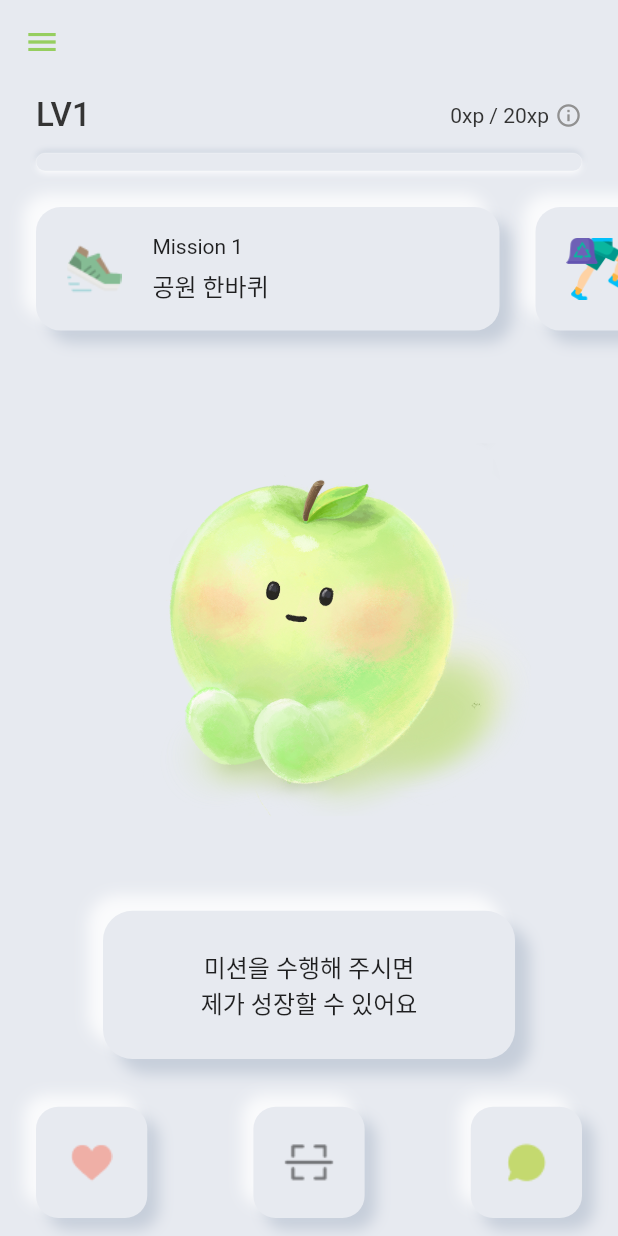
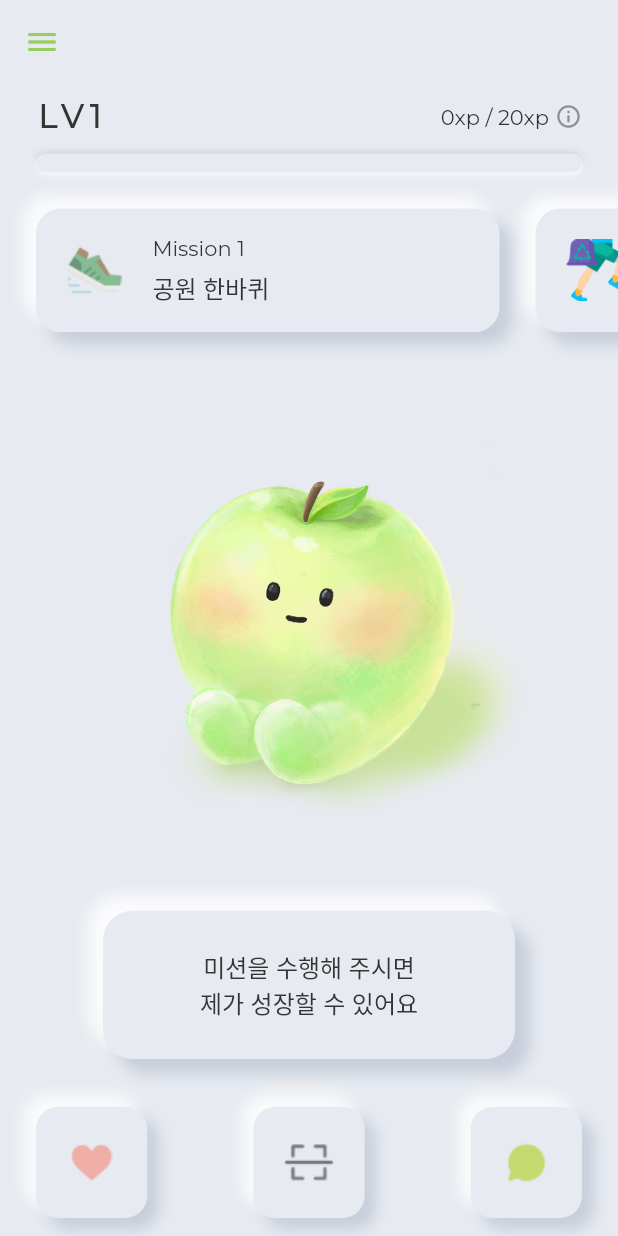
Before and after one commit to SWM-NiceGuy/SavingZoo-Client, a Flutter app: the MainScreen screen opened by its route, on a phone screen of 412 x 824 dp. Run offline on Flutter 3.47's test engine with Material 2 defaults, Android fonts, the phone set to English and light mode, and no system bars; our stand-ins replace firebase_auth, firebase_core, google_fonts, lottie, permission_handler, shared_preferences and 1 more; missing offline and left inert: jose, kakao_flutter_sdk, qr_code_scanner, word_break_text; accounts and stored records are empty.

```diff
--- a/lib/main.dart
+++ b/lib/main.dart
@@ -5,8 +5,10 @@ import 'package:amond/presentation/screens/main_screen.dart';
 import 'package:amond/presentation/screens/qr_scanner.dart';
 import 'package:amond/presentation/screens/splash_screen.dart';
 import 'package:amond/secrets/secret.dart';
+import 'package:amond/ui/colors.dart';
 import 'package:firebase_core/firebase_core.dart';
 import 'package:flutter/material.dart';
+import 'package:google_fonts/google_fonts.dart';
 import 'package:kakao_flutter_sdk/kakao_flutter_sdk_common.dart';
 import 'package:provider/provider.dart';
 
@@ -33,7 +35,10 @@ class MyApp extends StatelessWidget {
     final authController = context.read<AuthController>();
     return MaterialApp(
       title: 'Flutter Demo',
+      debugShowCheckedModeBanner: false,
       theme: ThemeData(
+        textTheme: GoogleFonts.montserratTextTheme(
+            Theme.of(context).textTheme.apply(bodyColor: blackColor)),
         primarySwatch: Colors.blue,
       ),
 
--- a/lib/presentation/screens/grow/components/comment_box.dart
+++ b/lib/presentation/screens/grow/components/comment_box.dart
@@ -22,7 +22,10 @@ class CommentBox extends StatelessWidget {
         child: Text(
           comment,
           textAlign: TextAlign.center,
-          style: const TextStyle(fontWeight: FontWeight.w500, fontSize: 16.0),
+          style: Theme.of(context)
+              .textTheme
+              .bodyText1
+              ?.copyWith(fontSize: 16.0, height: 1.5),
         ),
       ),
     );
--- a/lib/presentation/screens/grow/components/level_system.dart
+++ b/lib/presentation/screens/grow/components/level_system.dart
@@ -1,5 +1,4 @@
 import 'package:amond/presentation/screens/grow/components/exp_bar.dart';
-import 'package:amond/ui/colors.dart';
 import 'package:flutter/material.dart';
 
 import '../util/popup.dart';
@@ -44,11 +43,10 @@ class LevelSystem extends StatelessWidget {
                       : const SizedBox(),
                   Text(
                     'LV$level',
-                    style: const TextStyle(
-                      fontSize: 22.0,
-                      fontWeight: FontWeight.w500,
-                      color: blackColor,
-                    ),
+                    style: Theme.of(context)
+                        .textTheme
+                        .headline6
+                        ?.copyWith(fontSize: 22.0, letterSpacing: 3.0),
                   ),
                 ],
               ),
@@ -56,10 +54,7 @@ class LevelSystem extends StatelessWidget {
                 onTap: () => showExpGuidePopup(context),
                 child: Row(
                   children: [
-                    Text(
-                      '${currentExp}xp / ${maxExp}xp',
-                      style: const TextStyle(color: blackColor),
-                    ),
+                    Text('${currentExp}xp / ${maxExp}xp'),
                     const SizedBox(width: 4.0),
                     const Icon(
                       Icons.info_outline,
--- a/lib/presentation/screens/grow/components/mission_box.dart
+++ b/lib/presentation/screens/grow/components/mission_box.dart
@@ -40,9 +40,15 @@ class MissionBox extends StatelessWidget {
                   mainAxisAlignment: MainAxisAlignment.center,
                   crossAxisAlignment: CrossAxisAlignment.start,
                   children: [
-                    Text(title, style: TextStyle(fontSize: 14.0)),
+                    Text(title),
                     SizedBox(height: 6.0),
-                    Text(content, style: TextStyle(fontSize: 16.0))
+                    Text(
+                      content,
+                      style: Theme.of(context)
+                          .textTheme
+                          .bodyText1
+                          ?.copyWith(fontSize: 16.0),
+                    )
                   ],
                 ),
               ],
--- a/lib/presentation/screens/grow/grow_screen.dart
+++ b/lib/presentation/screens/grow/grow_screen.dart
@@ -30,6 +30,11 @@ class GrowScreen extends StatelessWidget {
     final commentBoxHeight = height * 0.12;
     final buttonHeight = height * 0.09;
 
+    final missionCompletePopupTextStyle = Theme.of(context)
+        .textTheme
+        .bodyText1
+        ?.copyWith(fontSize: 16.0, height: 1.5);
+
     void executeMissionComplete() {
       final completedMission = completedMissions.contains(2)
           ? 0
@@ -37,16 +42,16 @@ class GrowScreen extends StatelessWidget {
               ? 2
               : 1;
 
-      final title = completedMission == 1 ? 'Mission 1 성공' : 'Mission 2 성공';
+      final title = completedMission == 1 ? 'Mission 1 완수' : 'Mission 2 완수';
       final content = completedMission == 1
-          ? const WordBreakText(
+          ? WordBreakText(
               'Mission 2를 이어서 완수하시면 경험치를 획득하여 레벨업 하고 선구자 뱃지를 획득하실 수 있습니다!',
               style: missionCompletePopupTextStyle,
               wrapAlignment: WrapAlignment.center,
             )
           : Column(
               children: [
-                const Text('선구자', style: missionCompletePopupTextStyle),
+                Text('선구자', style: missionCompletePopupTextStyle),
                 const SizedBox(height: 8.0),
                 Image.asset('assets/images/pioneer_badge_icon.png'),
               ],
@@ -71,7 +76,7 @@ class GrowScreen extends StatelessWidget {
             height,
             '환경 보호를 위한 첫걸음',
             10,
-            const WordBreakText(
+            WordBreakText(
               '환경을 지키겠다는 마음들이 모여 건강한 지구를 만들어가고 있어요!',
               style: missionCompletePopupTextStyle,
             ),
--- a/lib/presentation/screens/main_screen.dart
+++ b/lib/presentation/screens/main_screen.dart
@@ -35,10 +35,7 @@ class _MainScreenState extends State<MainScreen> {
                   Icons.logout,
                   color: blackColor,
                 ),
-                title: const Text(
-                  '로그아웃',
-                  style: TextStyle(color: blackColor),
-                ),
+                title: const Text('로그아웃'),
                 onTap: () async {
                   try {
                     await authController.logout();
@@ -54,10 +51,7 @@ class _MainScreenState extends State<MainScreen> {
                   Icons.delete_forever,
                   color: blackColor,
                 ),
-                title: const Text(
-                  'AMOND 탈퇴',
-                  style: TextStyle(color: blackColor),
-                ),
+                title: const Text('AMOND 탈퇴'),
                 onTap: () async {
                   try {
                     await authController.resign();
```
Also changed, not shown: lib/presentation/screens/grow/util/popup.dart (+24 -30 lines), pubspec.yaml (+11 -0 lines), pubspec.lock, 3 other files.
